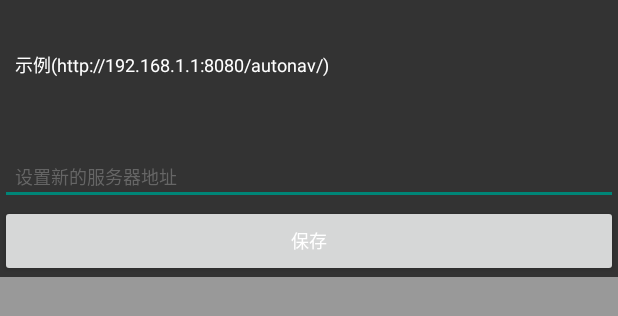
After one commit to ddup4/auto_nav_android, an Android app: the layout ddup4_autonav_ext_host_settings_dialog.xml on its own in the app's theme, with its tools: preview values and no code run, on a phone screen of 412 x 824 dp. The commit adds this screen. Shown: the top 316 px of the screen. Run offline under Robolectric (Android 15) with nearby library versions, the phone set to English and light mode, and no system bars.

Commit message:
add HostSettingsDialog

```diff
--- /dev/null
+++ b/app/src/main/res/layout/ddup4_autonav_ext_host_settings_dialog.xml
@@ -0,0 +1,52 @@
+<?xml version="1.0" encoding="utf-8"?>
+<FrameLayout
+    xmlns:android="http://schemas.android.com/apk/res/android"
+    android:id="@+id/root_view"
+    android:layout_width="match_parent"
+    android:layout_height="wrap_content"
+    android:layout_gravity="top"
+    android:background="#ff333333"
+    android:paddingTop="24dp">
+
+    <LinearLayout
+        android:layout_width="match_parent"
+        android:layout_height="wrap_content"
+        android:orientation="vertical">
+
+        <TextView
+            android:layout_width="match_parent"
+            android:layout_height="wrap_content"
+            android:padding="10dp"
+            android:text="示例(http://192.168.1.1:8080/autonav/)"
+            android:textColor="#ffffffff"
+            android:textSize="12sp"/>
+
+        <TextView
+            android:id="@+id/current_host"
+            android:layout_width="match_parent"
+            android:layout_height="wrap_content"
+            android:padding="10dp"
+            android:textColor="#ffffffff"
+            android:textSize="12sp"/>
+
+        <EditText
+            android:id="@+id/new_host"
+            android:layout_width="match_parent"
+            android:layout_height="wrap_content"
+            android:hint="设置新的服务器地址"
+            android:padding="10dp"
+            android:textColor="#ffffffff"
+            android:textColorHint="#ff666666"
+            android:textSize="12sp"/>
+
+        <Button
+            android:id="@+id/submit"
+            android:layout_width="match_parent"
+            android:layout_height="wrap_content"
+            android:gravity="center"
+            android:padding="10dp"
+            android:text="保存"
+            android:textColor="#ffffffff"
+            android:textSize="12sp"/>
+    </LinearLayout>
+</FrameLayout>
```
Also changed, not shown: app/src/main/java/com/ddup4/autonav/data/ApiManager.java (+17 -3 lines), app/src/main/java/com/ddup4/autonav/ext/HostSettingsDialog.java (added, +78 -0 lines), app/src/main/java/com/ddup4/autonav/module/main/MainFragment.java (+24 -0 lines), app/src/main/res/layout/ddup4_autonav_module_main_view.xml (+35 -3 lines).
